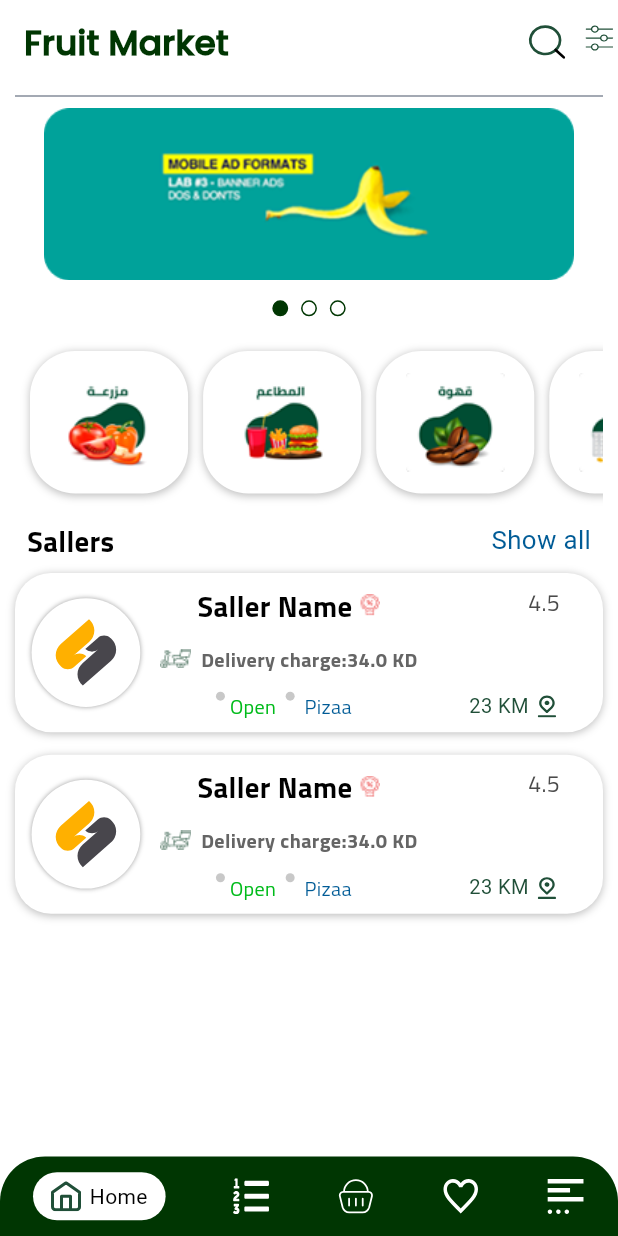
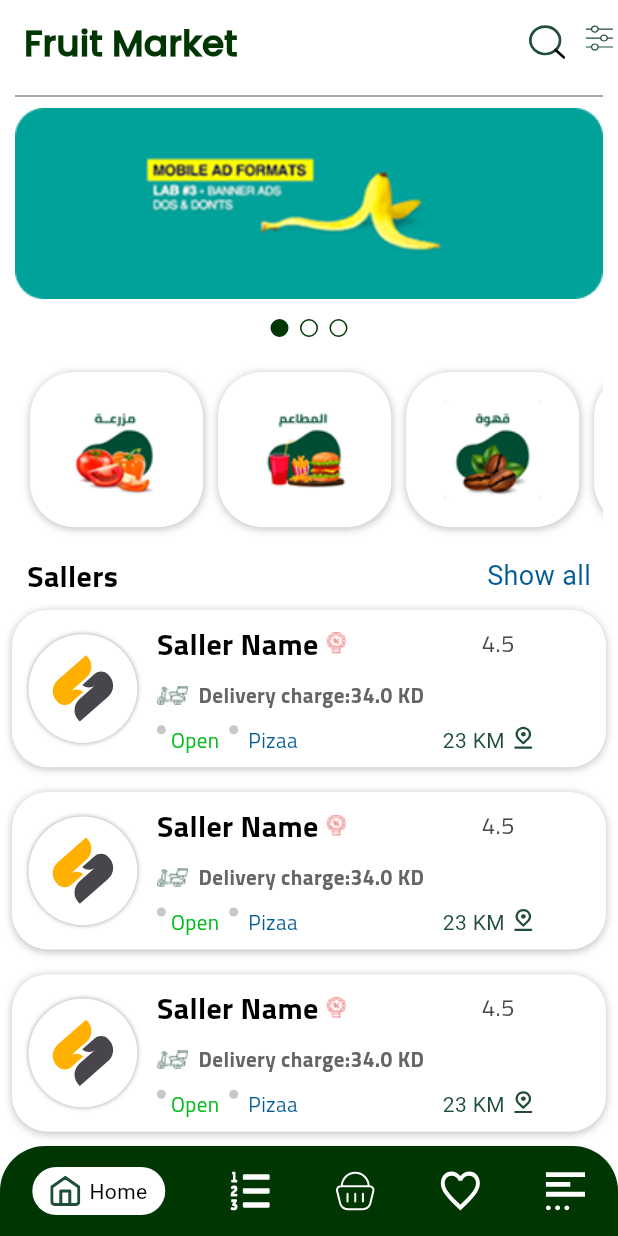
Before and after one commit to AyaNasserEzat/market, a Flutter app: the BottomNavigationBar screen opened by its route, on a phone screen of 412 x 824 dp. Run offline on Flutter 3.47's test engine with Material 3 defaults, Android fonts, the phone set to English and light mode, and no system bars; our stand-ins replace flutter_screenutil, flutter_svg, go_router, pin_code_fields, timeline_tile.

Commit message:
home view changes

```diff
--- a/lib/core/utils/app_color.dart
+++ b/lib/core/utils/app_color.dart
@@ -18,4 +18,5 @@ class AppColor {
   static Color grey65 = Color(0xff656565);
   static Color grey4A = Color(0xff4A4A4A);
     static Color greyBE = Color(0xffBEBEBE);
+        static Color grey9f= Color(0xff9F9F9F);
 }
--- a/lib/core/utils/text_style.dart
+++ b/lib/core/utils/text_style.dart
@@ -5,71 +5,72 @@ import 'package:pure_soft/core/utils/app_color.dart';
 
 class CustomTextStyle {
   static TextStyle logo = TextStyle(
-    fontSize: 40.sp,
+    fontSize: 40,
     fontWeight: FontWeight.bold,
     color: AppColor.green,
     fontFamily: "Poppins"
   );
 
   static TextStyle medianstyle = TextStyle(
-    fontSize: 16.sp,
+    fontSize: 16,
     color: AppColor.white,
   );
 
   static TextStyle regular=TextStyle(
-    fontSize: 14.sp,color: AppColor.gray,
+    fontSize: 14,color: AppColor.gray,
         fontFamily: 'TitilliumWeb',
 
   );
     static TextStyle regularArial=TextStyle(
-    fontSize: 14.sp,color: AppColor.gray,
+    fontSize: 14,color: AppColor.gray,
 
 
   );
     static TextStyle regularBold=TextStyle(
-    fontSize: 18.sp,color: AppColor.grey65,
+    fontSize: 18,color: AppColor.grey65,
     fontWeight: FontWeight.bold,
         fontFamily: 'TitilliumWeb',
 
   );
       static TextStyle regularTitilliumWeb=TextStyle(
-    fontSize: 14.sp,color: AppColor.grey65,
+    fontSize: 14,color: AppColor.grey65,
     fontWeight: FontWeight.bold,
         fontFamily: 'TitilliumWeb',
 
   );
       static TextStyle regularTitilliumWeb16=TextStyle(
-    fontSize: 16.sp,color: AppColor.grey4A,
+    fontSize: 16,color: AppColor.grey4A,
         fontFamily: 'TitilliumWeb',
 
   );
     static TextStyle arial=TextStyle(
-    fontSize: 18.sp,color: AppColor.blue,
+    fontSize: 18,color: AppColor.blue,
 
 
   );
         static TextStyle regularInter=TextStyle(
-    fontSize: 16.sp,color: AppColor.black,
+    fontSize: 16,color: AppColor.black,
         fontFamily: 'regular',
 
   );
 
 
     static TextStyle bold19=TextStyle(
-    fontSize: 19.sp,color: AppColor.black,
+    fontSize: 19,color: AppColor.black,
        fontFamily: 'TitilliumWeb',
+       fontWeight: FontWeight.bold
   );
       static TextStyle simebold12=TextStyle(
-    fontSize: 12.sp,color: AppColor.white,
+    fontSize: 12,color: AppColor.white,
        fontFamily: 'TitilliumWeb',
   );
    static TextStyle poppins=TextStyle(
-    fontSize: 24.sp,color: AppColor.green,fontFamily: "Poppins",fontWeight: FontWeight.w700
+    fontSize: 24,color: AppColor.green,fontFamily: "Poppins",fontWeight: FontWeight.w700
   );
      static TextStyle TitilliumWebBold16=TextStyle(
-    fontSize: 16.sp,color: AppColor.green,fontFamily: "TitilliumWeb",fontWeight: FontWeight.bold
+    fontSize: 16,color: AppColor.green,fontFamily: "TitilliumWeb",fontWeight: FontWeight.bold
   );
        static TextStyle titilliumWebBoldBlack19=TextStyle(
-    fontSize: 20.sp,color: AppColor.black,fontFamily: "TitilliumWeb",fontWeight: FontWeight.bold
+    fontSize: 20,color: AppColor.black,fontFamily: "TitilliumWeb",fontWeight: FontWeight.bold
   );
 }
--- a/lib/feature/auth_feature/presentation/views/login_view.dart
+++ b/lib/feature/auth_feature/presentation/views/login_view.dart
@@ -22,10 +22,13 @@ class LoginView extends StatelessWidget {
       body: SafeArea(
         child: Padding(
           padding: const EdgeInsets.all(24.0),
+          child: SingleChildScrollView(
+            child: Center(
               child: Column(
                 spacing: 10,
                 mainAxisAlignment: MainAxisAlignment.center,
                 children: [
+                          SizedBox(height: 40.h),
                   AuthHeader(text: AppStrings.logintoWikala),
                   SizedBox(height: 20.h),
                   CustomRow(text: AppStrings.mobileNumberWithWhatspp),
@@ -68,6 +71,8 @@ class LoginView extends StatelessWidget {
               ),
             ),
           ),
+        ),
+      ),
     );
   }
 }
--- a/lib/feature/auth_feature/presentation/views/widgets/custom_indicator.dart
+++ b/lib/feature/auth_feature/presentation/views/widgets/custom_indicator.dart
@@ -14,8 +14,8 @@ final int currentIndex;
       mainAxisAlignment: MainAxisAlignment.center,
       children: List.generate(3, (index) {
         return Container(
-          width: 12.w,
-          height: 12.h,
+          width: 12,
+          height: 12,
           margin: EdgeInsets.symmetric(horizontal: 4.w),
           decoration: BoxDecoration(
             color:currentIndex==index?AppColor.green: AppColor.white,
--- a/lib/feature/auth_feature/presentation/views/widgets/onbording_page.dart
+++ b/lib/feature/auth_feature/presentation/views/widgets/onbording_page.dart
@@ -23,7 +23,8 @@ class OnbordingPage extends StatelessWidget {
   final PageController pageController;
   @override
   Widget build(BuildContext context) {
-    return Center(
+    return SingleChildScrollView(
+      child: Center(
         child: Column(
           children: [
             SizedBox(height: 81.h),
@@ -53,6 +54,7 @@ class OnbordingPage extends StatelessWidget {
             }),
           ],
         ),
+      ),
     );
   }
 }
--- a/lib/feature/cart_feature/presentation/views/check_out_view.dart
+++ b/lib/feature/cart_feature/presentation/views/check_out_view.dart
@@ -48,11 +48,11 @@ class _CheckOutViewState extends State<CheckOutView> {
 children: [
          DeliveryTimeView(),
        DeliveryAddressView(),
-       PaymentView(),
+      PaymentView(),
 ],
           ),
 
-          Spacer(),
+
           CustomButton(onpressed: (){
       setState(() {
         if (widget.currentIndex<2) {
--- a/lib/feature/cart_feature/presentation/views/delivery_address_view.dart
+++ b/lib/feature/cart_feature/presentation/views/delivery_address_view.dart
@@ -16,7 +16,7 @@ class DeliveryAddressView extends StatelessWidget {
         spacing: 15,
         crossAxisAlignment: CrossAxisAlignment.start,
         children: [
-          Text("Select Delivery Address",style: CustomTextStyle.TitilliumWebBold16,),
+          Text("Select Delivery Address",style: CustomTextStyle.titilliumWebBoldBlack19,),
           NowContainer(child: NewAddressRow(),),
           AdressDetailsContainer()
         ],
--- a/lib/feature/cart_feature/presentation/views/widgets/adress_details_container.dart
+++ b/lib/feature/cart_feature/presentation/views/widgets/adress_details_container.dart
@@ -30,7 +30,7 @@ class AdressDetailsContainer extends StatelessWidget {
               crossAxisAlignment: CrossAxisAlignment.start,
               children: [
                 Icon(Icons.location_on),
-                Text("Address 1",style: CustomTextStyle.TitilliumWebBold16,),
+                Text("Address 1",style: CustomTextStyle.TitilliumWebBold16.copyWith(color: AppColor.black)),
             Spacer(),
                 CheckContainer(),
 
@@ -39,7 +39,7 @@ class AdressDetailsContainer extends StatelessWidget {
             ),
             Text("Alaa nasser",style: CustomTextStyle.regularTitilliumWeb16,),
             Text("+01-56-9900",style: CustomTextStyle.regularTitilliumWeb16,),
-            Text("Room #1 ground floor Al nagoun Bulding 23 B street Debui, united arab elmus",style: CustomTextStyle.regularTitilliumWeb16.copyWith(color: AppColor.grey65),)
+            Text("Room #1 ground floor Al nagoun Bulding 23 B street Debui, united arab elmus",style: CustomTextStyle.regularTitilliumWeb16.copyWith(color: AppColor.grey9f),)
           ],
         ),
       ),
--- a/lib/feature/cart_feature/presentation/views/widgets/new_address_row.dart
+++ b/lib/feature/cart_feature/presentation/views/widgets/new_address_row.dart
@@ -11,7 +11,7 @@ class NewAddressRow extends StatelessWidget {
     return  Row(
          mainAxisAlignment: MainAxisAlignment.spaceBetween,
          children: [
-           Text("Add New Address",style: CustomTextStyle.TitilliumWebBold16,),
+           Text("Add New Address",style: CustomTextStyle.TitilliumWebBold16.copyWith(color: AppColor.black),),
            Icon(Icons.add,color: AppColor.gray,size: 30,)
          ],
        );
--- a/lib/feature/cart_feature/presentation/views/widgets/now_time_row.dart
+++ b/lib/feature/cart_feature/presentation/views/widgets/now_time_row.dart
@@ -12,7 +12,7 @@ class NowTimeRow extends StatelessWidget {
           mainAxisAlignment: MainAxisAlignment.spaceBetween,
           crossAxisAlignment: CrossAxisAlignment.start,
           children: [
-            Text("Now",style: CustomTextStyle.TitilliumWebBold16,),
+            Text("Now",style: CustomTextStyle.TitilliumWebBold16.copyWith(color: AppColor.black),),
             Container(
               width: 40.w,
               height: 38.h,
--- a/lib/feature/cart_feature/presentation/views/widgets/select_delivery_time_container.dart
+++ b/lib/feature/cart_feature/presentation/views/widgets/select_delivery_time_container.dart
@@ -29,12 +29,12 @@ class SelectDeliveryTimeContainer extends StatelessWidget {
             Row(
               mainAxisAlignment: MainAxisAlignment.spaceBetween,
               children: [
-                Text("Select Delivery time",style: CustomTextStyle.TitilliumWebBold16,),
+                Text("Select Delivery time",style: CustomTextStyle.TitilliumWebBold16.copyWith(color: AppColor.black),),
                CheckContainer()
               ],
             ),
 
-                Text("Select Date",style: CustomTextStyle.regular,),
+                Text("Select Date",style: CustomTextStyle.regularTitilliumWeb.copyWith(color: AppColor.grey4A),),
           ],
         ),
     ));
--- a/lib/feature/home/presentaion/views/bottom_navigation_bar.dart
+++ b/lib/feature/home/presentaion/views/bottom_navigation_bar.dart
@@ -8,7 +8,6 @@ import 'package:pure_soft/feature/cart_feature/presentation/views/cart_view.dart
 import 'package:pure_soft/feature/favorite_feature/presentation/views/favorite_view.dart';
 import 'package:pure_soft/feature/home/presentaion/views/home_view.dart';
 import 'package:pure_soft/feature/order_feature/presentaion/views/order_traking_view.dart';
-
 
 import 'package:pure_soft/feature/profile/presentation/views/profile_view.dart';
 
@@ -29,15 +28,34 @@ class _BottomNavigationBarState extends State<BottomNavigationBar> {
     CartView(),
     FavoriteView(),
     ProfileView(),
-
   ];
 
   final List<_NavItemData> navItems = [
-    _NavItemData(icon: AppAssetes.homeIcon, selectedIcon: AppAssetes.selectedHome, label: "Home"),
-    _NavItemData(icon: AppAssetes.orderIcon, label: "Orders", selectedIcon: AppAssetes.selectedOrder),
-    _NavItemData(icon: AppAssetes.bassketIon, label: "Basket", selectedIcon: AppAssetes.selectedBasket),
-    _NavItemData(icon: AppAssetes.favorites, label: "Favorites", selectedIcon: AppAssetes.selectedFavorite),
-    _NavItemData(icon: AppAssetes.more, label: "More", selectedIcon: AppAssetes.selectedMore),
+    _NavItemData(
+      icon: AppAssetes.homeIcon,
+      selectedIcon: AppAssetes.selectedHome,
+      label: "Home",
+    ),
+    _NavItemData(
+      icon: AppAssetes.orderIcon,
+      label: "Orders",
+      selectedIcon: AppAssetes.selectedOrder,
+    ),
+    _NavItemData(
+      icon: AppAssetes.bassketIon,
+      label: "Basket",
+      selectedIcon: AppAssetes.selectedBasket,
+    ),
+    _NavItemData(
+      icon: AppAssetes.favorites,
+      label: "Favorites",
+      selectedIcon: AppAssetes.selectedFavorite,
+    ),
+    _NavItemData(
+      icon: AppAssetes.more,
+      label: "More",
+      selectedIcon: AppAssetes.selectedMore,
+    ),
   ];
 
   void onTabTapped(int index) {
@@ -48,29 +66,44 @@ class _BottomNavigationBarState extends State<BottomNavigationBar> {
 
   @override
   Widget build(BuildContext context) {
+
     return Scaffold(
       body: pages[currentIndex],
 
       bottomNavigationBar: Container(
-        height: 60.h,
+      height: 60,
         decoration: BoxDecoration(
           color: AppColor.green,
-          borderRadius: BorderRadius.only(topLeft: Radius.circular(30),topRight: Radius.circular(30)),
+          borderRadius: BorderRadius.only(
+            topLeft: Radius.circular(30),
+            topRight: Radius.circular(30),
+          ),
         ),
         child: Row(
           mainAxisAlignment: MainAxisAlignment.spaceAround,
           children: List.generate(navItems.length, (index) {
-            return _buildNavItem(navItems[index], index == currentIndex, index);
+            return _buildNavItem(
+              navItems[index],
+              index == currentIndex,
+              index
+
+            );
           }),
         ),
       ),
     );
   }
 
-  Widget _buildNavItem(_NavItemData item, bool isSelected, int index) {
+  Widget _buildNavItem(
+    _NavItemData item,
+    bool isSelected,
+    int index,
+
+  ) {
     return GestureDetector(
       onTap: () => onTabTapped(index),
-      child: isSelected
+      child:
+          isSelected
               ? Container(
                 padding: EdgeInsets.symmetric(horizontal: 12, vertical: 6),
                 decoration: BoxDecoration(
@@ -79,14 +112,13 @@ class _BottomNavigationBarState extends State<BottomNavigationBar> {
                 ),
                 child: Row(
                   children: [
-
                     SvgPicture.asset(
                       item.selectedIcon,
 
                       // اختياري لتغيير اللون
                     ),
 
-                  SizedBox(width: 6.w),
+                    SizedBox(width: 6),
                     Text(item.label, style: TextStyle(color: Colors.black)),
                   ],
                 ),
@@ -95,8 +127,8 @@ class _BottomNavigationBarState extends State<BottomNavigationBar> {
               //Image.asset(AppAssetes.homeIcon)
               SvgPicture.asset(
                 item.icon,
-   height: 27.h,
-  width: 27.w,
+                height: 27,
+                width: 27,
                 // اختياري لتغيير اللون
               ),
     );
@@ -107,5 +139,9 @@ class _NavItemData {
   final String selectedIcon;
   String icon;
   final String label;
-  _NavItemData({required this.selectedIcon, required this.icon, required this.label});
+  _NavItemData({
+    required this.selectedIcon,
+    required this.icon,
+    required this.label,
+  });
 }
--- a/lib/feature/home/presentaion/views/home_view.dart
+++ b/lib/feature/home/presentaion/views/home_view.dart
@@ -1,3 +1,4 @@
+
 import 'package:flutter/material.dart';
 import 'package:flutter_screenutil/flutter_screenutil.dart';
 import 'package:flutter_svg/svg.dart';
@@ -8,12 +9,16 @@ import 'package:pure_soft/core/utils/text_style.dart';
 import 'package:pure_soft/feature/auth_feature/presentation/views/widgets/custom_indicator.dart';
 import 'package:pure_soft/feature/home/presentaion/views/widgets/custom_container.dart';
 import 'package:pure_soft/feature/home/presentaion/views/widgets/custom_category_containr.dart';
+import 'package:pure_soft/feature/home/presentaion/views/widgets/grid_view_layout.dart';
 
 class HomeView extends StatelessWidget {
   const HomeView({super.key});
 
   @override
   Widget build(BuildContext context) {
+    final screenHeight = MediaQuery.of(context).size.height;
+    final bool isLandScap=MediaQuery.of(context).orientation==Orientation.landscape;
+
     return Scaffold(
       appBar: AppBar(
         title: Text(AppStrings.appTitle, style: CustomTextStyle.poppins),
@@ -23,29 +28,31 @@ class HomeView extends StatelessWidget {
           SvgPicture.asset(AppAssetes.filterIcon, width: 25, height: 35),
         ],
       ),
-      body: SingleChildScrollView(
+      body: CustomScrollView(
+        slivers: [
+          // Header content
+          SliverToBoxAdapter(
             child: Padding(
-          padding: const EdgeInsets.only(left: 10.0, right: 10),
+              padding: const EdgeInsets.symmetric(horizontal: 10),
               child: Column(
                 children: [
                   Divider(color: AppColor.gray),
-              Image.asset(AppAssetes.homeImage, width: 400.w, height: 130.h),
+                  Image.asset(AppAssetes.homeImage, ),
                   SizedBox(height: 15.h),
                   CustomIndicator(currentIndex: 0),
                   SizedBox(height: 15.h),
                   SizedBox(
-                height: 130.h,
+                    height: isLandScap? screenHeight * .30:screenHeight * .15,
                     child: ListView(
                       scrollDirection: Axis.horizontal,
                       children: [
-                    CustomgategoryContainr(image: "assets/images/image 6.png"),
-                    CustomgategoryContainr(image: "assets/images/image 5.png"),
-                    CustomgategoryContainr(image: "assets/images/image 7.png"),
-                    CustomgategoryContainr(image: "assets/images/image 8.png"),
+                        CustomCategoryContainer(image: "assets/images/image 6.png"),
+                        CustomCategoryContainer(image: "assets/images/image 5.png"),
+                        CustomCategoryContainer(image: "assets/images/image 7.png"),
+                        CustomCategoryContainer(image: "assets/images/image 8.png"),
                       ],
                     ),
                   ),
-
                   Padding(
                     padding: const EdgeInsets.all(8.0),
                     child: Row(
@@ -56,21 +63,23 @@ class HomeView extends StatelessWidget {
                       ],
                     ),
                   ),
-              // SizedBox(
-              //   height: 400.h,
-              //   child: ListView.separated(
-              //     itemCount: 4,
-              //     itemBuilder: (context,index){
-              //     return   CustomContainer(isOpen: true,);
-              //   }, separatorBuilder: (BuildContext context, int index) { return SizedBox(height: 15.h,); },),
-              // )
-              CustomContainer(isOpen: true),
-              SizedBox(height: 15,),
-                   CustomContainer(isOpen: true),
                 ],
               ),
             ),
           ),
+
+          // Sellers list
+       isLandScap? GridViewLayout():
+         SliverList.separated(
+            itemCount: 5,
+            itemBuilder: (context, index) {
+              return CustomContainer(isOpen: true);
+            },
+            separatorBuilder: (context, index) =>
+                SizedBox(height: screenHeight * .02),
+          )
+        ],
+      ),
     );
   }
 }
--- a/lib/feature/home/presentaion/views/widgets/custom_category_containr.dart
+++ b/lib/feature/home/presentaion/views/widgets/custom_category_containr.dart
@@ -1,25 +1,82 @@
+// import 'package:flutter/material.dart';
+// import 'package:flutter_screenutil/flutter_screenutil.dart';
+// import 'package:pure_soft/core/utils/app_color.dart';
+
+// class CustomgategoryContainr extends StatelessWidget {
+//   const CustomgategoryContainr({super.key, required this.image});
+//   final String image;
+//   @override
+//   Widget build(BuildContext context) {
+//     return Padding(
+//       padding: const EdgeInsets.symmetric(vertical: 10.0),
+//       child: Container(
+//         margin: EdgeInsets.only(left: 10),
+//         decoration: BoxDecoration(
+//           borderRadius: BorderRadius.circular(30),
+// color: AppColor.white,
+//           boxShadow: [BoxShadow(color: Color(0x40000000) , blurRadius: 4,offset: Offset(0, 1))],
+//         ),
+//         width: 110.w,
+//         height: 80.h,
+
+//         child: Image.asset(image),
+//       ),
+//     );
+//   }
+// }
 import 'package:flutter/material.dart';
-import 'package:flutter_screenutil/flutter_screenutil.dart';
 import 'package:pure_soft/core/utils/app_color.dart';
 
-class CustomgategoryContainr extends StatelessWidget {
-  const CustomgategoryContainr({super.key, required this.image});
+class CustomCategoryContainer extends StatelessWidget {
+  const CustomCategoryContainer({super.key, required this.image});
   final String image;
+
   @override
   Widget build(BuildContext context) {
+    // معلومات عن حجم الشاشة
+    final screenWidth = MediaQuery.of(context).size.width;
+    final screenHeight = MediaQuery.of(context).size.height;
+
+    // تحديد نوع الجهاز (Mobile / Tablet / Web)
+    bool isTablet = screenWidth >= 600 && screenWidth < 1024;
+    bool isWeb = screenWidth >= 1024;
+
+    // تحديد الحجم المناسب بناءً على الجهاز
+    double containerWidth;
+    double containerHeight;
+
+    if (isWeb) {
+      containerWidth = screenWidth * 0.15; // ويب
+      containerHeight = screenHeight * 0.12;
+    } else if (isTablet) {
+      containerWidth = screenWidth * 0.20; // تابلت
+      containerHeight = screenHeight * 1;
+    } else {
+      containerWidth = screenWidth * 0.28; // موبايل
+      containerHeight = screenHeight * 0.5;
+    }
+
     return Padding(
       padding: const EdgeInsets.symmetric(vertical: 10.0),
       child: Container(
-        margin: EdgeInsets.only(left: 10),
+        margin: const EdgeInsets.only(left: 10),
         decoration: BoxDecoration(
           borderRadius: BorderRadius.circular(30),
-color: AppColor.white,
-          boxShadow: [BoxShadow(color: Color(0x40000000) , blurRadius: 4,offset: Offset(0, 1))],
+          color: AppColor.white,
+          boxShadow: [
+            BoxShadow(
+              color: const Color(0x40000000),
+              blurRadius: 4,
+              offset: const Offset(0, 1),
+            ),
+          ],
         ),
-        width: 110.w,
-        height: 80.h,
-
-        child: Image.asset(image),
+        width: containerWidth,
+        height: containerHeight,
+        child: Image.asset(
+          image,
+         // fit: BoxFit.contain,
+        ),
       ),
     );
   }
--- a/lib/feature/home/presentaion/views/widgets/custom_container.dart
+++ b/lib/feature/home/presentaion/views/widgets/custom_container.dart
@@ -12,13 +12,19 @@ class CustomContainer extends StatelessWidget {
   final bool isOpen;
   @override
   Widget build(BuildContext context) {
+        final screenWidth = MediaQuery.of(context).size.width;
+    final screenHeight = MediaQuery.of(context).size.height;
+
+
     return GestureDetector(
       onTap: () {
         context.push("/sallerProduct");
       },
+      child: Padding(
+        padding: const EdgeInsets.only(left: 8.0,right: 8),
         child: Container(
-        width: 412.w,
-        height: 120.h,
+     width: double.infinity,
+
           decoration: BoxDecoration(
             color: AppColor.white,
             borderRadius: BorderRadius.circular(24),
@@ -33,16 +39,21 @@ class CustomContainer extends StatelessWidget {
               children: [
          CustomCircleContainer(),
                 Column(
+                  spacing: 10,
                   mainAxisAlignment: MainAxisAlignment.spaceBetween,
+                  crossAxisAlignment: CrossAxisAlignment.start,
                   children: [
                     Row(
                       children: [
                         Text("Saller Name ",style: CustomTextStyle.titilliumWebBoldBlack19,),
 
                         Image.asset(AppAssetes.offerIcon),
+                        SizedBox(width:90,),
+                         Text("4.5",style: CustomTextStyle.regularTitilliumWeb16,),
                       ],
                     ),
                     Row(
+
                       children: [
                         Image.asset(AppAssetes.deliveryIcon),
                         Text(
@@ -62,18 +73,7 @@ class CustomContainer extends StatelessWidget {
                         ),
                         CircleAvatar(backgroundColor: AppColor.gray2, radius: 3),
                         Text("  Pizaa  ", style: CustomTextStyle.regular.copyWith(color: AppColor.blue)),
-                    ],
-                  ),
-                ],
-              ),
-              SizedBox(width: 15.w,),
-              Column(
-                mainAxisAlignment: MainAxisAlignment.spaceBetween,
-                crossAxisAlignment: CrossAxisAlignment.end,
-                children: [
-                  Text("4.5",style: CustomTextStyle.regularTitilliumWeb16,),
-                  Row(
-                    children: [
+                    SizedBox(width: 90,),
                       Text("23 KM ",style: CustomTextStyle.regularArial.copyWith(color: AppColor.green38),),
 
                                          SvgPicture.asset(
@@ -81,11 +81,14 @@ class CustomContainer extends StatelessWidget {
                         width: 18.w,
                         height: 18.h,
                       ),
+
                       ],
                     ),
                   ],
                 ),
+
               ],
+            ),
           ),
         ),
       ),
```
Also changed, not shown: lib/feature/cart_feature/presentation/views/payment_view.dart (+3 -5 lines), lib/feature/cart_feature/presentation/views/widgets/cart_item.dart (+5 -4 lines), lib/feature/home/presentaion/views/widgets/grid_view_container.dart (added, +126 -0 lines), lib/feature/home/presentaion/views/widgets/grid_view_layout.dart (added, +27 -0 lines). Lines whose indentation alone changed are shown as unchanged.
